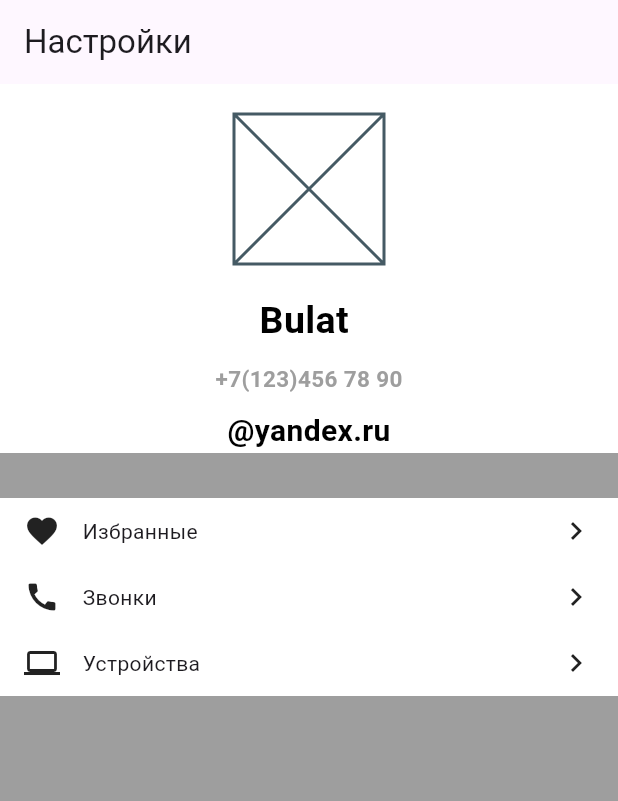
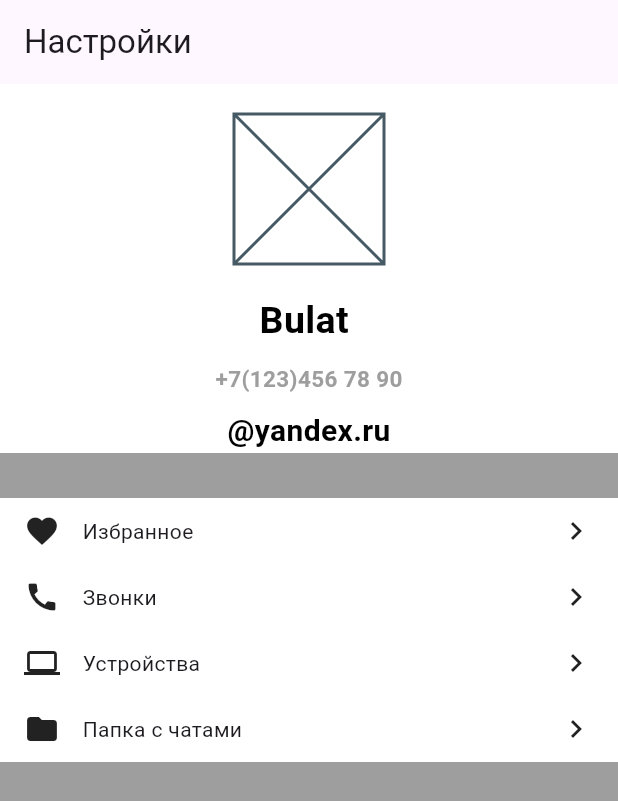
Before and after one commit to bulatbirsk/lesson_1_1, a Flutter app: the screen it shows after launch, on a phone screen of 412 x 824 dp. Shown: the top 801 px of the screen. Run offline on Flutter 3.47's test engine with Material 3 defaults, Android fonts, the light colour scheme and no system bars.

Commit message:
add class _MenuWidgetRow() in user_profile

```diff
--- a/lib/widgets/user_profile.dart
+++ b/lib/widgets/user_profile.dart
@@ -1,13 +1,14 @@
 import 'package:flutter/material.dart';
 
-class UserProfileWidget extends StatelessWidget{
+class UserProfileWidget extends StatelessWidget {
   const UserProfileWidget();
 
   @override
   Widget build(BuildContext context) {
     return Scaffold(
       backgroundColor: Colors.grey,
-        appBar: AppBar(title: Text('Настройки'),
+      appBar: AppBar(
+        title: Text('Настройки'),
       ),
       body: Container(
         width: double.infinity,
@@ -25,57 +26,32 @@ class UserProfileWidget extends StatelessWidget{
   }
 }
 
-class _MenuWidget extends StatelessWidget
-{
-  const _MenuWidget(
-    {super.key,}
-  );
+class _MenuWidget extends StatelessWidget {
+  const _MenuWidget({
+    super.key,
+  });
   @override
-  Widget build(BuildContext context)
-  {
+  Widget build(BuildContext context) {
     return Container(
       color: Colors.white,
       width: double.infinity,
       child: Column(
         children: [
-          Padding(
-            padding: EdgeInsets.symmetric(horizontal: 16, vertical: 10) ,
-            child: Row(
-              mainAxisSize: MainAxisSize.max,
-              children: [
-                Icon(Icons.favorite_sharp),
-                SizedBox(width: 15,),
-                Expanded(child: Text('Избранные')),
-
-                Icon(Icons.chevron_right),
-              ],
+          _MenuWidgetRow(
+            icon: Icons.favorite,
+            text: "Избранное",
           ),
+          _MenuWidgetRow(
+            icon: Icons.call,
+            text: "Звонки",
           ),
-                   Padding(
-            padding: EdgeInsets.symmetric(horizontal: 16, vertical: 10) ,
-            child: Row(
-              mainAxisSize: MainAxisSize.max,
-              children: [
-                Icon(Icons.call),
-                SizedBox(width: 15,),
-                Expanded(child: Text('Звонки')),
-
-                Icon(Icons.chevron_right),
-              ],
+          _MenuWidgetRow(
+            icon: Icons.computer,
+            text: "Устройства",
           ),
-          ),
-                   Padding(
-            padding: EdgeInsets.symmetric(horizontal: 16, vertical: 10) ,
-            child: Row(
-              mainAxisSize: MainAxisSize.max,
-              children: [
-                Icon(Icons.computer),
-                SizedBox(width: 15,),
-                Expanded(child: Text('Устройства')),
-
-                Icon(Icons.chevron_right),
-              ],
-            ),
+          _MenuWidgetRow(
+            icon: Icons.folder,
+            text: "Папка с чатами",
           ),
         ],
       ),
@@ -83,26 +59,59 @@ class _MenuWidget extends StatelessWidget
   }
 }
 
-class _UserInfo extends StatelessWidget
-{
-  const _UserInfo(
-    {super.key,}
-  );
+class _MenuWidgetRow extends StatelessWidget {
+  final IconData icon;
+  final String text;
+  const _MenuWidgetRow({
+    super.key,
+    required this.icon,
+    required this.text,
+  });
   @override
   Widget build(BuildContext context) {
-    return
-    Container(
+    return Padding(
+      padding: EdgeInsets.symmetric(horizontal: 16, vertical: 10),
+      child: Row(
+        mainAxisSize: MainAxisSize.max,
+        children: [
+          Icon(icon),
+          SizedBox(
+            width: 15,
+          ),
+          Expanded(child: Text(text)),
+          Icon(Icons.chevron_right),
+        ],
+      ),
+    );
+  }
+}
+
+class _UserInfo extends StatelessWidget {
+  const _UserInfo({
+    super.key,
+  });
+  @override
+  Widget build(BuildContext context) {
+    return Container(
       color: Colors.white,
       width: double.infinity,
       child: Column(
         children: [
-                SizedBox(height: 20,),
+          SizedBox(
+            height: 20,
+          ),
           _AvatarWidget(),
-                 SizedBox(height: 20,),
+          SizedBox(
+            height: 20,
+          ),
           _UserNameWidget(),
-                 SizedBox(height: 10,),
+          SizedBox(
+            height: 10,
+          ),
           _UserPhoneWidget(),
-                 SizedBox(height: 10,),
+          SizedBox(
+            height: 10,
+          ),
           _UserNickNameWidget(),
         ],
       ),
@@ -117,7 +126,8 @@ class _UserNickNameWidget extends StatelessWidget {
 
   @override
   Widget build(BuildContext context) {
-    return Text('@yandex.ru',
+    return Text(
+      '@yandex.ru',
       style: TextStyle(
         color: Colors.black,
         fontSize: 20,
@@ -134,7 +144,8 @@ class _UserPhoneWidget extends StatelessWidget {
 
   @override
   Widget build(BuildContext context) {
-    return Text('+7(123)456 78 90',
+    return Text(
+      '+7(123)456 78 90',
       style: TextStyle(
         color: Colors.grey,
         fontSize: 15,
@@ -169,10 +180,6 @@ class _AvatarWidget extends StatelessWidget {
 
   @override
   Widget build(BuildContext context) {
-    return Container(
-      width: 100,
-      height: 100,
-      child: Placeholder()
-    );
+    return Container(width: 100, height: 100, child: Placeholder());
   }
 }
```
Lines whose indentation alone changed are shown as unchanged.
